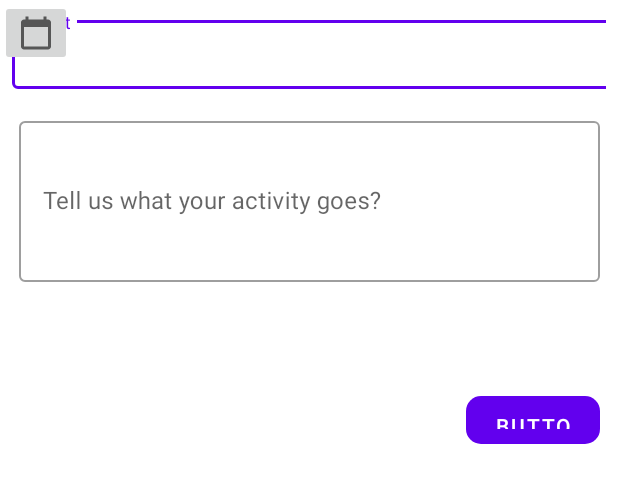
After one commit to V-Nuril/capstone, an Android app: the layout task_scheduler.xml on its own in the app's theme, with its tools: preview values and no code run, on a phone screen of 412 x 824 dp. The commit adds this screen. Shown: the top 483 px of the screen. Run offline under Robolectric (Android 15) with nearby library versions, the phone set to English and light mode, and no system bars.

Commit message:
Update layout

```diff
--- /dev/null
+++ b/capstone/app/src/main/res/drawable/ic_baseline_calendar_today_24.xml
@@ -0,0 +1,10 @@
+<vector xmlns:android="http://schemas.android.com/apk/res/android"
+    android:width="24dp"
+    android:height="24dp"
+    android:viewportWidth="24"
+    android:viewportHeight="24"
+    android:tint="?attr/colorControlNormal">
+  <path
+      android:fillColor="@android:color/white"
+      android:pathData="M20,3h-1L19,1h-2v2L7,3L7,1L5,1v2L4,3c-1.1,0 -2,0.9 -2,2v16c0,1.1 0.9,2 2,2h16c1.1,0 2,-0.9 2,-2L22,5c0,-1.1 -0.9,-2 -2,-2zM20,21L4,21L4,8h16v13z"/>
+</vector>
--- /dev/null
+++ b/capstone/app/src/main/res/drawable/rounded_button.xml
@@ -0,0 +1,19 @@
+<?xml version="1.0" encoding="utf-8"?>
+<selector xmlns:android="http://schemas.android.com/apk/res/android">
+    <item android:state_pressed="true">
+        <shape>
+            <corners android:radius="10dp"/>
+            <padding
+                android:left="4dp"
+                android:right="4dp"/>
+        </shape>
+    </item>
+    <item>
+        <shape>
+        <corners android:radius="10dp"/>
+        <padding
+            android:left="4dp"
+            android:right="4dp"/>
+        </shape>
+    </item>
+</selector>
--- /dev/null
+++ b/capstone/app/src/main/res/layout/task_scheduler.xml
@@ -0,0 +1,65 @@
+<?xml version="1.0" encoding="utf-8"?>
+<androidx.constraintlayout.widget.ConstraintLayout xmlns:android="http://schemas.android.com/apk/res/android"
+    xmlns:app="http://schemas.android.com/apk/res-auto"
+    xmlns:tools="http://schemas.android.com/tools"
+    android:layout_width="match_parent"
+    android:layout_height="match_parent">
+
+    <com.google.android.material.textfield.TextInputLayout
+        android:id="@+id/textInputLayout"
+        style="@style/Widget.MaterialComponents.TextInputLayout.OutlinedBox"
+        android:layout_width="0dp"
+        android:layout_height="wrap_content"
+        android:layout_marginStart="8dp"
+        android:layout_marginTop="8dp"
+        android:layout_marginEnd="8dp"
+        android:hint="@string/title_hint"
+        app:layout_constraintEnd_toEndOf="parent"
+        app:layout_constraintStart_toStartOf="parent"
+        app:layout_constraintTop_toTopOf="parent">
+
+        <com.google.android.material.textfield.TextInputEditText
+            android:id="@+id/add_ed_title"
+            android:layout_width="400dp"
+            android:layout_height="46dp"
+            android:layout_marginTop="38dp"
+            android:maxLines="1" />
+    </com.google.android.material.textfield.TextInputLayout>
+
+    <Button
+        android:id="@+id/button_set"
+        android:layout_width="89dp"
+        android:layout_height="32dp"
+        android:layout_marginTop="264dp"
+        android:layout_marginEnd="12dp"
+        android:background="@drawable/rounded_button"
+        android:text="Button"
+        app:layout_constraintEnd_toEndOf="parent"
+        app:layout_constraintTop_toTopOf="parent" />
+
+    <com.google.android.material.textfield.TextInputLayout
+        style="@style/Widget.MaterialComponents.TextInputLayout.OutlinedBox"
+        android:layout_width="387dp"
+        android:layout_height="120dp"
+        android:layout_marginStart="8dp"
+        android:layout_marginTop="16dp"
+        android:layout_marginEnd="8dp"
+        app:layout_constraintEnd_toEndOf="parent"
+        app:layout_constraintStart_toStartOf="parent"
+        app:layout_constraintTop_toBottomOf="@+id/textInputLayout">
+
+        <com.google.android.material.textfield.TextInputEditText
+            android:layout_width="match_parent"
+            android:layout_height="107dp"
+            android:hint="@string/description" />
+    </com.google.android.material.textfield.TextInputLayout>
+
+    <ImageButton
+        android:id="@+id/imageButton2"
+        android:layout_width="wrap_content"
+        android:layout_height="wrap_content"
+        app:srcCompat="@drawable/ic_baseline_calendar_today_24"
+        tools:layout_editor_absoluteX="11dp"
+        tools:layout_editor_absoluteY="206dp" />
+
+</androidx.constraintlayout.widget.ConstraintLayout>
--- a/capstone/app/src/main/res/values/strings.xml
+++ b/capstone/app/src/main/res/values/strings.xml
@@ -1,4 +1,9 @@
 <resources>
     <string name="app_name">Capstone</string>
+    <string name="title_hint">Hint</string>
+    <string name="description">Tell us what your activity goes?</string>
+    <string name="delete_activity">Delete</string>
+    <string name="date">Date</string>
+    <string name="name">Name</string>
 
 </resources>
```
Also changed, not shown: capstone/app/src/main/res/layout/content_schedule.xml (added, +12 -0 lines), capstone/app/src/main/res/layout/item_task.xml (added, +48 -0 lines), capstone/app/src/main/res/layout/today_task.xml (added, +58 -0 lines), capstone/app/src/main/res/layout/today_task_detail.xml (added, +68 -0 lines).
